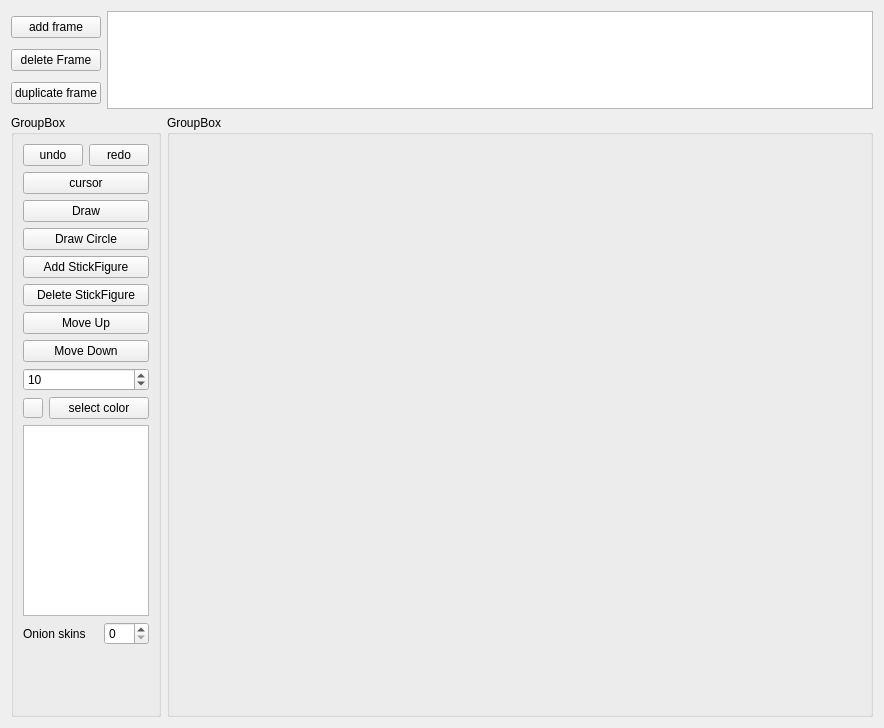
Before: the Qt Designer form widget.ui in Argasio/marionettaPlus, drawn with Qt 5.
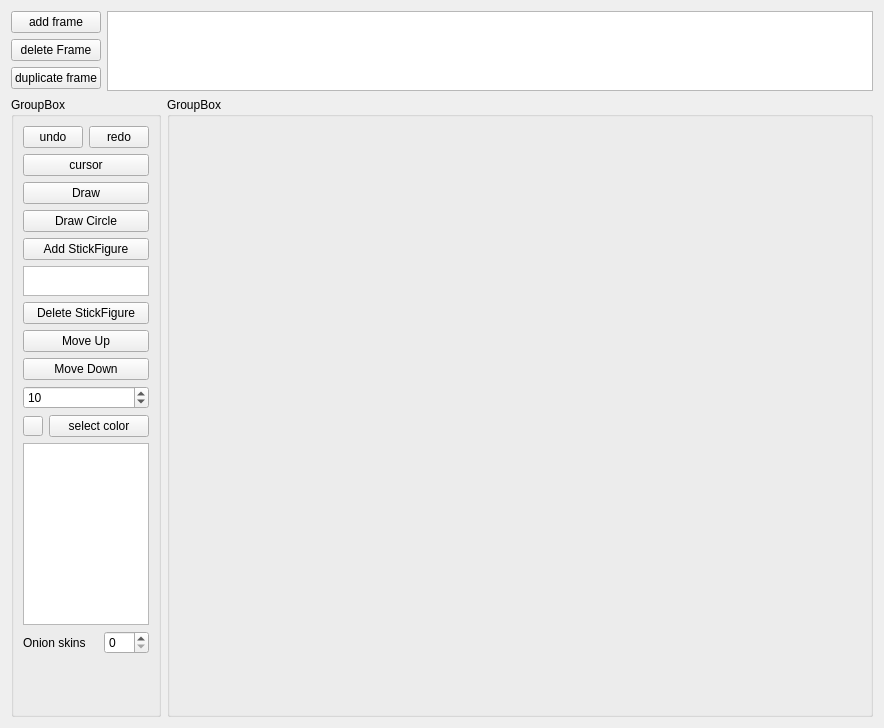
After: the same form once the commit is applied.

What changed in the file:
```diff
--- a/widget.ui
+++ b/widget.ui
@@ -168,6 +168,22 @@
                 </property>
                </widget>
               </item>
+              <item>
+               <widget class="QTextEdit" name="stickFigureNameText">
+                <property name="sizePolicy">
+                 <sizepolicy hsizetype="Expanding" vsizetype="Fixed">
+                  <horstretch>0</horstretch>
+                  <verstretch>0</verstretch>
+                 </sizepolicy>
+                </property>
+                <property name="maximumSize">
+                 <size>
+                  <width>16777215</width>
+                  <height>30</height>
+                 </size>
+                </property>
+               </widget>
+              </item>
               <item>
                <widget class="QPushButton" name="deleteStickFigureBtn">
                 <property name="text">
```
